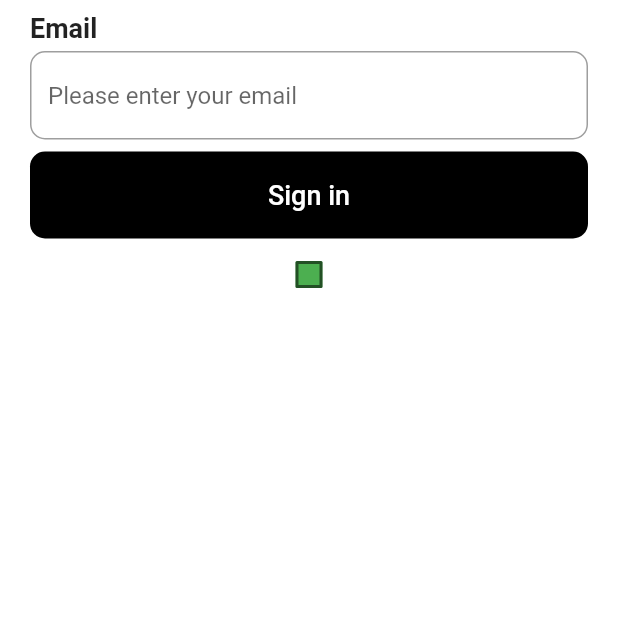
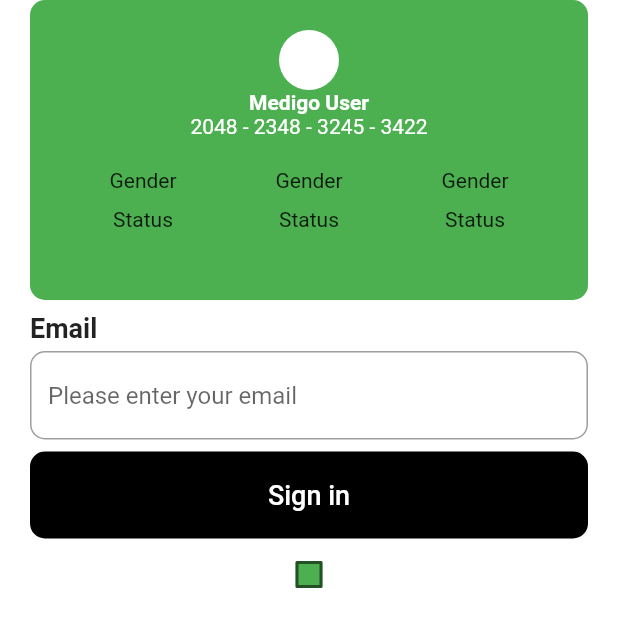
Before and after one commit to SydneyTechnologies/MedigoApp, a Flutter app: the screen it shows after launch, on a phone screen of 412 x 824 dp. Shown: the top 627 px of the screen. Run offline on Flutter 3.47's test engine with Material 2 defaults, Android fonts, the phone set to English and light mode, and no system bars.

Commit message:
feat: Created the profile usercard, static version  :construction:

```diff
--- a/medigo_app/lib/components/customWidgets.dart
+++ b/medigo_app/lib/components/customWidgets.dart
@@ -88,3 +88,69 @@ class _CustomCheckBoxState extends State<CustomCheckBox> {
         }));
   }
 }
+
+class UserProfile extends StatelessWidget {
+  const UserProfile({super.key});
+
+  @override
+  Widget build(BuildContext context) {
+    return Container(
+        margin: const EdgeInsets.symmetric(horizontal: 20),
+        padding: const EdgeInsets.all(20),
+        height: 200,
+        width: double.infinity,
+        decoration: BoxDecoration(
+            color: Colors.green, borderRadius: BorderRadius.circular(10)),
+        child: Column(
+          children: [
+            const CircleAvatar(
+              backgroundColor: Colors.white,
+            ),
+            const Text(
+              "Medigo User",
+              style:
+                  TextStyle(color: Colors.white, fontWeight: FontWeight.bold),
+            ),
+            const Text(
+              "2048 - 2348 - 3245 - 3422",
+              style: TextStyle(color: Colors.white),
+            ),
+            const SizedBox(
+              height: 20,
+            ),
+            Row(
+              mainAxisAlignment: MainAxisAlignment.spaceAround,
+              children: [
+                Column(
+                  children: const [
+                    Text("Gender"),
+                    SizedBox(
+                      height: 10,
+                    ),
+                    Text("Status"),
+                  ],
+                ),
+                Column(
+                  children: const [
+                    Text("Gender"),
+                    SizedBox(
+                      height: 10,
+                    ),
+                    Text("Status"),
+                  ],
+                ),
+                Column(
+                  children: const [
+                    Text("Gender"),
+                    SizedBox(
+                      height: 10,
+                    ),
+                    Text("Status"),
+                  ],
+                ),
+              ],
+            ),
+          ],
+        ));
+  }
+}
--- a/medigo_app/lib/screens/TestScreen.dart
+++ b/medigo_app/lib/screens/TestScreen.dart
@@ -12,11 +12,12 @@ class TestScreen extends StatelessWidget {
           decoration: const BoxDecoration(color: Colors.white),
           child: Column(
             children: [
-              InputField(
+              const UserProfile(),
+              const InputField(
                 title: "Email",
                 hint: "Please enter your email",
               ),
-              CustomButton(
+              const CustomButton(
                 text: "Sign in",
               ),
               CustomCheckBox()
```
